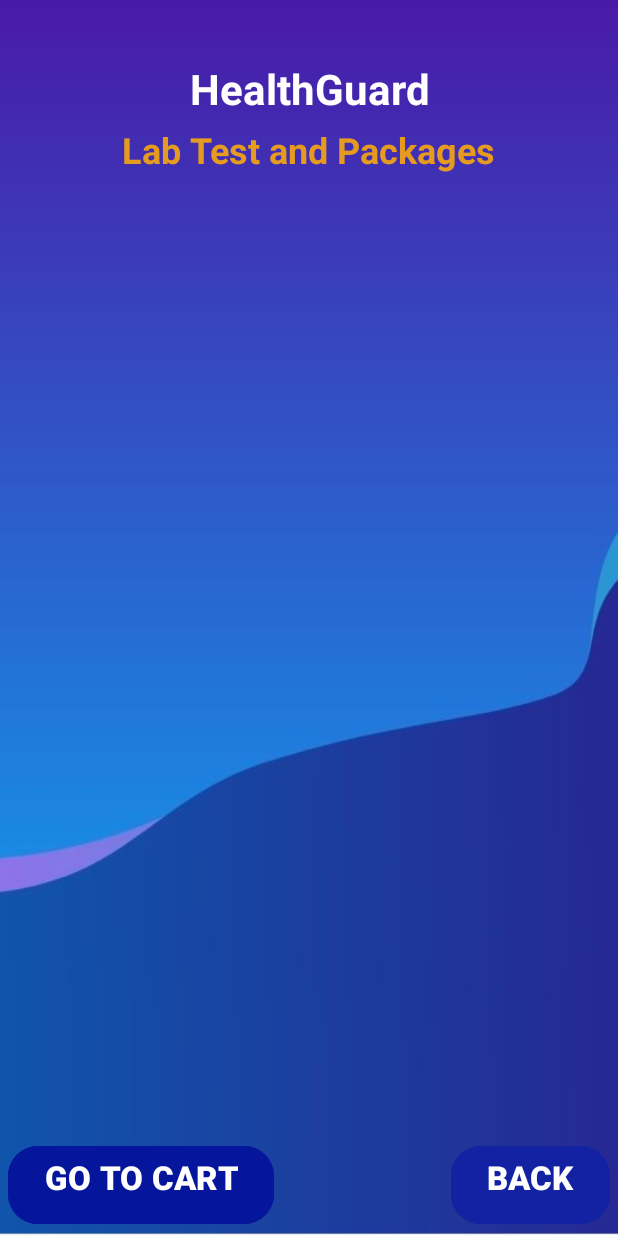
After one commit to LatifulBariPappu/Health_Guard_finalYearProject, an Android app: the LabTestActivity screen opened directly, with no data from a screen before it, on a phone screen of 412 x 824 dp. The commit adds this screen. Run offline under Robolectric (Android 15) with nearby library versions, the phone set to English and light mode, and no system bars.

Commit message:
lab tests ui

```diff
--- a/app/src/main/AndroidManifest.xml
+++ b/app/src/main/AndroidManifest.xml
@@ -15,6 +15,9 @@
         android:supportsRtl="true"
         android:theme="@style/Theme.HealthGuard"
         tools:targetApi="31">
+        <activity
+            android:name=".activity.LabTestActivity"
+            android:exported="false" />
         <activity
             android:name=".activity.BookAppoinmentActivity"
             android:exported="false" />
--- /dev/null
+++ b/app/src/main/java/com/example/healthguard/activity/LabTestActivity.java
@@ -0,0 +1,23 @@
+package com.example.healthguard.activity;
+
+import android.os.Bundle;
+
+import androidx.activity.EdgeToEdge;
+import androidx.appcompat.app.AppCompatActivity;
+import androidx.core.graphics.Insets;
+import androidx.core.view.ViewCompat;
+import androidx.core.view.WindowInsetsCompat;
+
+import com.example.healthguard.R;
+
+public class LabTestActivity extends AppCompatActivity {
+
+    @Override
+    protected void onCreate(Bundle savedInstanceState) {
+        super.onCreate(savedInstanceState);
+        setContentView(R.layout.activity_lab_test);
+
+
+
+    }
+}
--- /dev/null
+++ b/app/src/main/res/layout/activity_lab_test.xml
@@ -0,0 +1,87 @@
+<?xml version="1.0" encoding="utf-8"?>
+<androidx.constraintlayout.widget.ConstraintLayout xmlns:android="http://schemas.android.com/apk/res/android"
+    xmlns:app="http://schemas.android.com/apk/res-auto"
+    xmlns:tools="http://schemas.android.com/tools"
+    android:id="@+id/main"
+    android:layout_width="match_parent"
+    android:background="@drawable/back"
+    android:layout_height="match_parent"
+    tools:context=".activity.LabTestActivity">
+    <TextView
+        android:id="@+id/textViewDDName"
+        android:layout_width="wrap_content"
+        android:layout_height="wrap_content"
+        android:layout_marginTop="40dp"
+        android:text="HealthGuard"
+        android:textColor="@color/white"
+        android:gravity="center"
+        android:textSize="28sp"
+        android:textStyle="bold"
+        app:layout_constraintEnd_toEndOf="parent"
+        app:layout_constraintStart_toStartOf="parent"
+        app:layout_constraintTop_toTopOf="parent" />
+
+    <TextView
+        android:id="@+id/textViewDDTitle"
+        android:layout_width="wrap_content"
+        android:layout_height="wrap_content"
+        android:text="Lab Test and Packages"
+        android:textStyle="bold"
+        android:layout_marginTop="5dp"
+        android:textColor="#E49B20"
+        android:textSize="24sp"
+        app:layout_constraintEnd_toEndOf="parent"
+        app:layout_constraintStart_toStartOf="parent"
+        app:layout_constraintTop_toBottomOf="@+id/textViewDDName" />
+
+    <ListView
+        android:id="@+id/listViewLT"
+        android:layout_width="match_parent"
+        android:layout_height="550dp"
+        app:layout_constraintBottom_toTopOf="@+id/buttonLTBack"
+        app:layout_constraintEnd_toEndOf="parent"
+        app:layout_constraintHorizontal_bias="0.0"
+        app:layout_constraintStart_toStartOf="parent"
+        app:layout_constraintTop_toBottomOf="@+id/textViewDDTitle"
+        app:layout_constraintVertical_bias="0.31" />
+
+    <Button
+        android:id="@+id/buttonLTgotocart"
+        android:layout_width="wrap_content"
+        android:layout_height="60dp"
+        android:layout_marginRight="50dp"
+        android:layout_marginBottom="4dp"
+        android:backgroundTint="#06169C"
+        android:gravity="center_horizontal"
+        android:text="GO TO CART"
+        android:textAllCaps="true"
+        android:layout_marginLeft="5dp"
+        android:textSize="22sp"
+        android:textStyle="bold"
+        app:cornerRadius="20dp"
+        app:layout_constraintBottom_toBottomOf="parent"
+        app:layout_constraintEnd_toEndOf="parent"
+        app:layout_constraintHorizontal_bias="0.0"
+        app:layout_constraintStart_toStartOf="parent" />
+
+    <Button
+        android:id="@+id/buttonLTBack"
+        android:layout_width="wrap_content"
+        android:layout_height="60dp"
+        android:layout_marginLeft="50dp"
+        android:layout_marginBottom="4dp"
+        android:backgroundTint="#1222A3"
+        android:gravity="center_horizontal"
+        android:text="Back"
+        android:textAllCaps="true"
+        android:layout_marginRight="5dp"
+        android:textSize="22sp"
+        android:textStyle="bold"
+        app:cornerRadius="20dp"
+        app:layout_constraintBottom_toBottomOf="parent"
+        app:layout_constraintEnd_toEndOf="parent"
+        app:layout_constraintHorizontal_bias="1.0"
+        app:layout_constraintStart_toStartOf="parent" />
+
+
+</androidx.constraintlayout.widget.ConstraintLayout>
```
Also changed, not shown: app/src/main/java/com/example/healthguard/activity/BookAppoinmentActivity.java (+83 -0 lines), app/src/main/java/com/example/healthguard/activity/MainActivity.java (+7 -0 lines).
